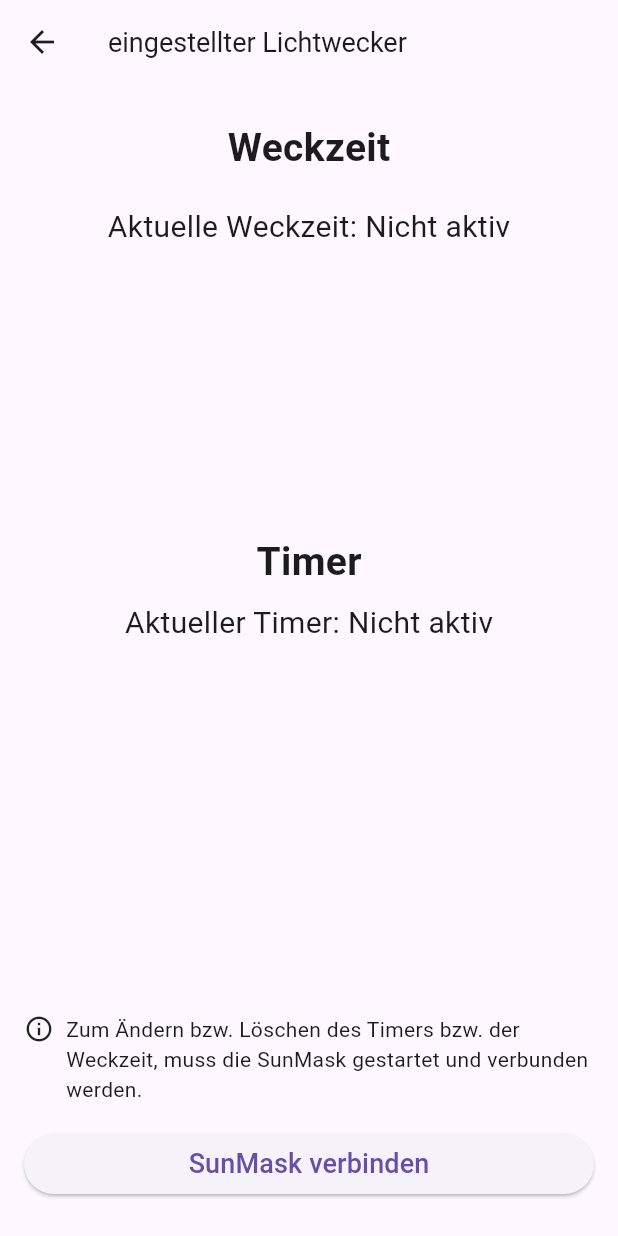
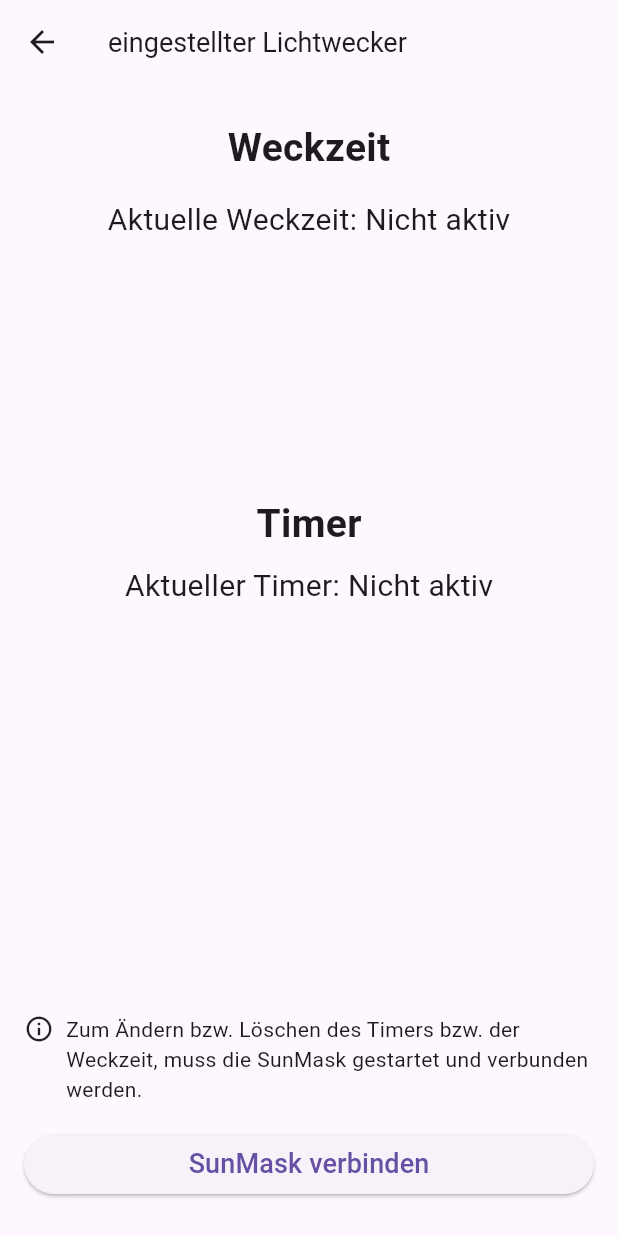
Before and after one commit to SomnusSunMask/SunMask-new, a Flutter app: the DeviceOverviewPage screen opened directly with empty values, on a phone screen of 412 x 824 dp. Run offline on Flutter 3.47's test engine with Material 3 defaults, Android fonts, the phone set to English and light mode, and no system bars; our stand-ins replace flutter_blue_plus, shared_preferences; accounts and stored records are empty.

Commit message:
Update main.dart

```diff
--- a/lib/main.dart
+++ b/lib/main.dart
@@ -718,9 +718,9 @@ class _DeviceOverviewPageState extends State<DeviceOverviewPage> {
           crossAxisAlignment: CrossAxisAlignment.center,
           children: [
             const Text("Weckzeit", style: TextStyle(fontSize: 26, fontWeight: FontWeight.bold)),
-            const SizedBox(height: 20),
+            const SizedBox(height: 15),
             Text("Aktuelle Weckzeit: $wakeTimeText", style: const TextStyle(fontSize: 20)),
-            const SizedBox(height: 190), // Mehr Abstand nach Weckzeit-Block
+            const SizedBox(height: 170), // Mehr Abstand nach Weckzeit-Block
             const Text("Timer", style: TextStyle(fontSize: 26, fontWeight: FontWeight.bold)),
             const SizedBox(height: 8),
             Text("Aktueller Timer: $timerText", style: const TextStyle(fontSize: 20)),
```
